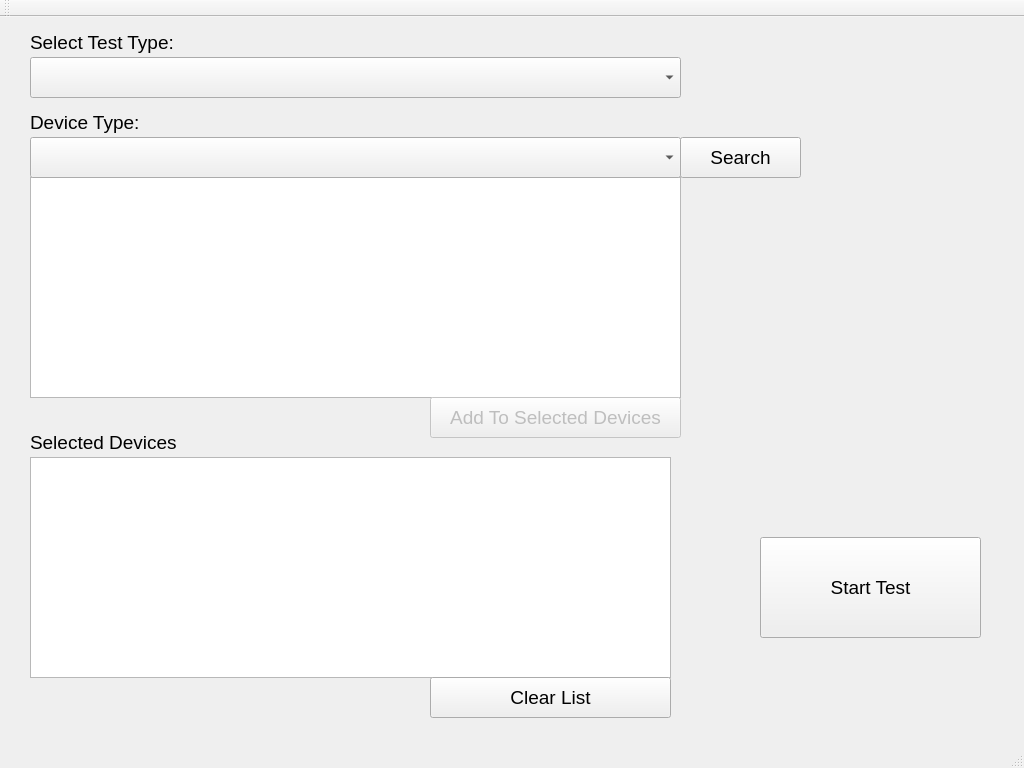
Above: src/mainwindow.ui from shattered97/OSICS_Interface before the change. Below: the same form after it.
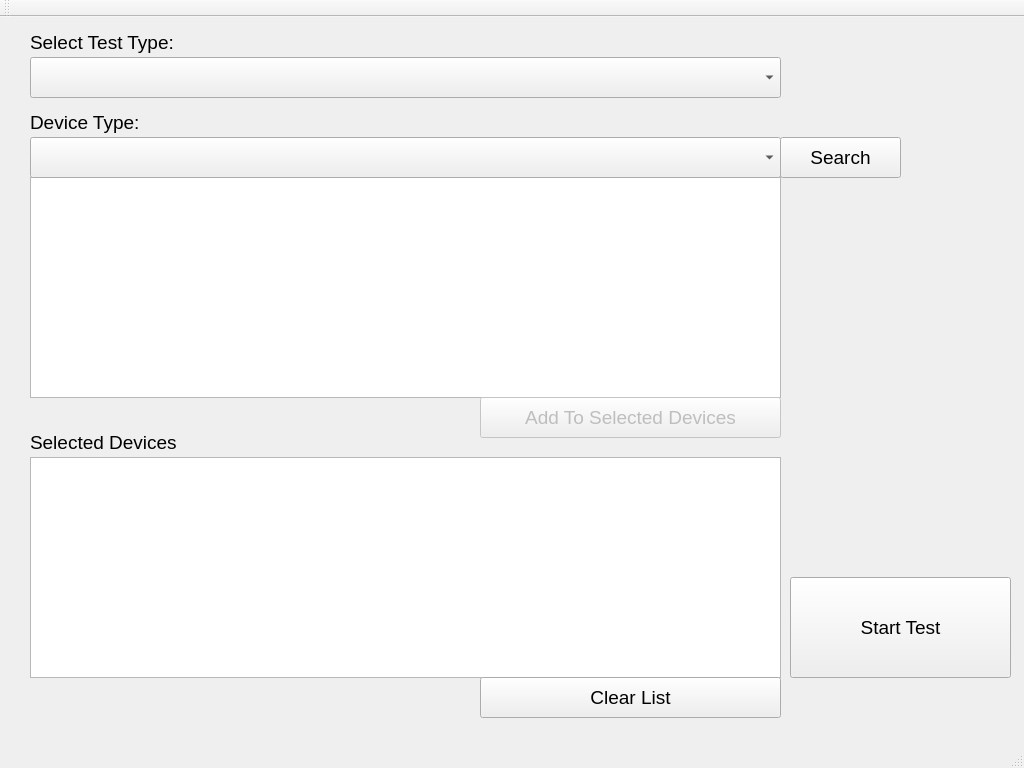
That is the form after the change.

The edit to the form file:
```diff
--- a/src/mainwindow.ui
+++ b/src/mainwindow.ui
@@ -51,7 +51,7 @@
     </property>
     <property name="geometry">
      <rect>
-      <x>680</x>
+      <x>780</x>
       <y>120</y>
       <width>121</width>
       <height>41</height>
@@ -74,7 +74,7 @@
      <rect>
       <x>30</x>
       <y>160</y>
-      <width>651</width>
+      <width>751</width>
       <height>221</height>
      </rect>
     </property>
@@ -90,9 +90,9 @@
     </property>
     <property name="geometry">
      <rect>
-      <x>430</x>
+      <x>480</x>
       <y>380</y>
-      <width>251</width>
+      <width>301</width>
       <height>41</height>
      </rect>
     </property>
@@ -114,7 +114,7 @@
      <rect>
       <x>30</x>
       <y>440</y>
-      <width>641</width>
+      <width>751</width>
       <height>221</height>
      </rect>
     </property>
@@ -148,8 +148,8 @@
     </property>
     <property name="geometry">
      <rect>
-      <x>760</x>
-      <y>520</y>
+      <x>790</x>
+      <y>560</y>
       <width>221</width>
       <height>101</height>
      </rect>
@@ -186,7 +186,7 @@
      <rect>
       <x>30</x>
       <y>40</y>
-      <width>651</width>
+      <width>751</width>
       <height>41</height>
      </rect>
     </property>
@@ -219,7 +219,7 @@
      <rect>
       <x>30</x>
       <y>120</y>
-      <width>651</width>
+      <width>751</width>
       <height>41</height>
      </rect>
     </property>
@@ -235,9 +235,9 @@
     </property>
     <property name="geometry">
      <rect>
-      <x>430</x>
+      <x>480</x>
       <y>660</y>
-      <width>241</width>
+      <width>301</width>
       <height>41</height>
      </rect>
     </property>
```
Left out of the diff: 2 changed lines with no effect on the pictures.
